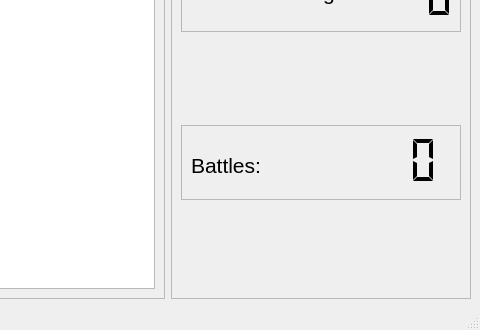
Old version of the form data/ui/mainwindow.ui in the repository tvoli/pybotwar; both pictures show x 320 to 800 and y 230 to 560 of the 800 by 560 pixel window.
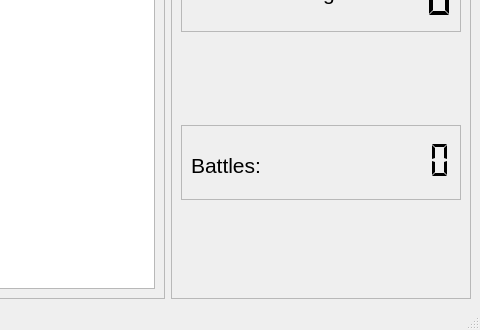
New version of the form.

```diff
--- a/data/ui/mainwindow.ui
+++ b/data/ui/mainwindow.ui
@@ -194,7 +194,7 @@
              <enum>QFrame::NoFrame</enum>
             </property>
             <property name="numDigits">
-             <number>2</number>
+             <number>4</number>
             </property>
             <property name="segmentStyle">
              <enum>QLCDNumber::Flat</enum>
```
